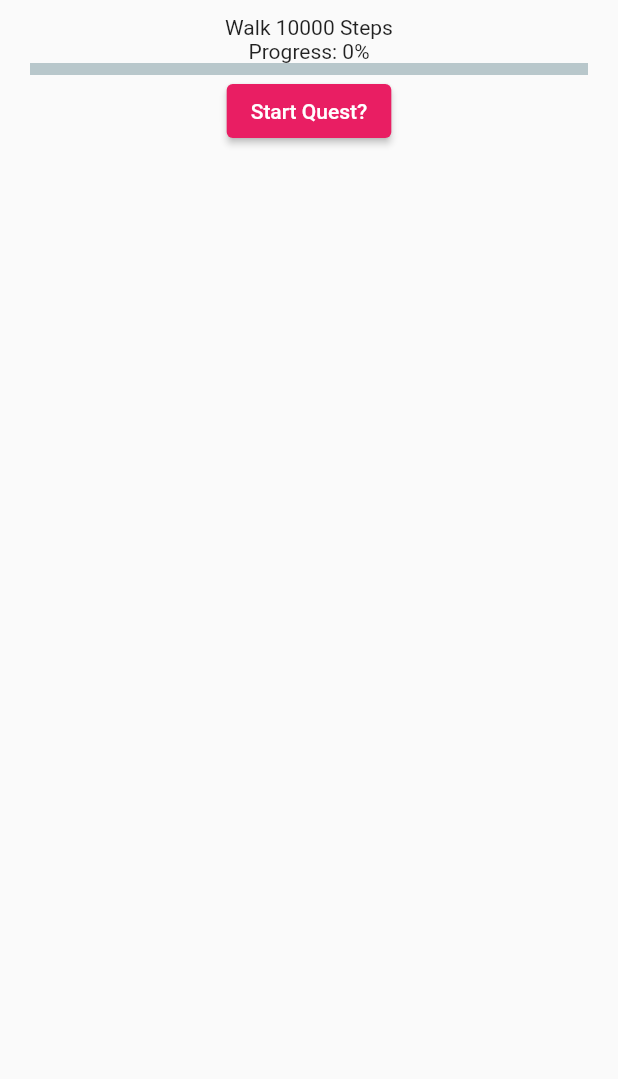
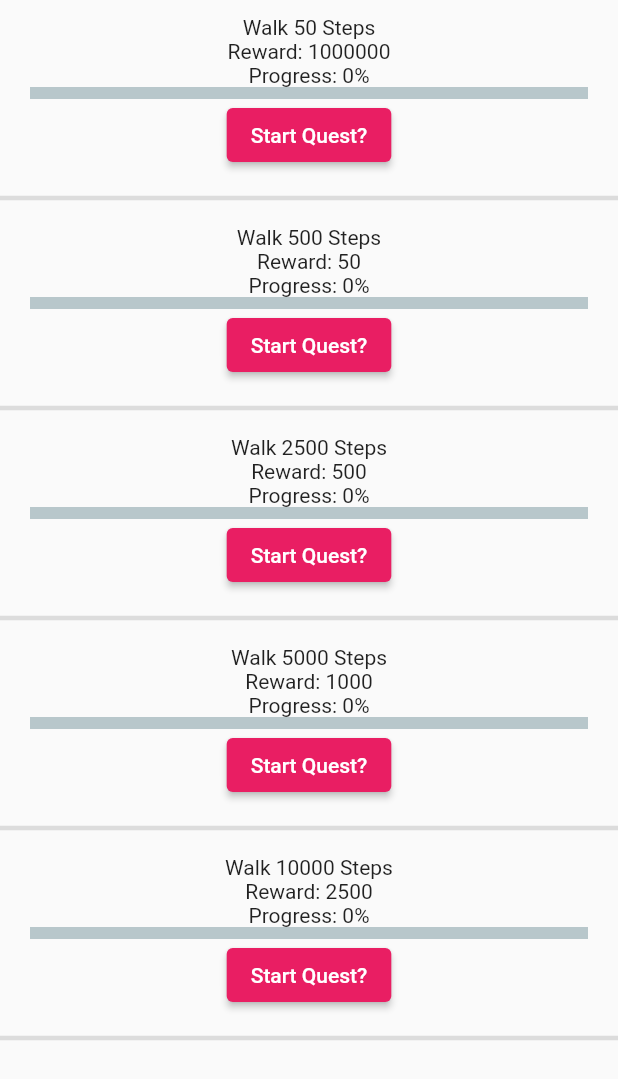
Before and after one commit to 26june/walkerrr, a Flutter app: the QuestList screen opened directly, on a phone screen of 412 x 824 dp. Shown: the top 1079 px of the screen. Run offline on Flutter 3.47's test engine with Material 2 defaults, Android fonts, the phone set to English and light mode, and no system bars; drawn by our look-alikes of percent_indicator; our stand-ins replace firebase_auth, firebase_core, flutter_secure_storage, flutter_speed_dial, form_field_validator, pedometer; accounts and stored records are empty; network calls fail.

Commit message:
updated new quests and added divider

```diff
--- a/lib/common/single_quest.dart
+++ b/lib/common/single_quest.dart
@@ -1,5 +1,6 @@
 import 'package:flutter/material.dart';
 import 'package:percent_indicator/linear_percent_indicator.dart';
+import 'package:walkerrr/common/styling_variables.dart';
 import 'package:walkerrr/providers/user_provider.dart';
 import 'package:walkerrr/services/api_connection.dart';
 import "package:walkerrr/providers/step_provider.dart" as globalSteps;
@@ -65,6 +66,7 @@ class _SingleQuestState extends State<SingleQuest> {
         child: Column(
           children: [
             Text(widget.questTitle),
+            Text("Reward: ${widget.reward}"),
             Text("Progress: ${(progessCalc * 100).toInt()}%"),
             LinearPercentIndicator(
               width: MediaQuery.of(context).size.width - 20,
--- a/lib/common/styling_variables.dart
+++ b/lib/common/styling_variables.dart
@@ -5,6 +5,7 @@ import 'package:flutter/widgets.dart';
 
 class GlobalStyleVariables {
   static const secondaryColour = Color(0xffff6347);
+  static const backgroundColour = Color.fromARGB(255, 255, 114, 89);
 
   //Inventory Page
   static const invAppBarColour = Color(0xffb06946);
@@ -14,7 +15,6 @@ class GlobalStyleVariables {
 
   static const iconBorderColour = Color(0xff40211e);
   static const iconFillColour = Color(0xffce4643);
-
 }
 
 class CustomIcons {
--- a/lib/main.dart
+++ b/lib/main.dart
@@ -44,7 +44,8 @@ class MyApp extends StatelessWidget {
       theme: ThemeData(
         colorScheme: const ColorScheme.light(
           primary: GlobalStyleVariables.secondaryColour,
-        ),),
+        ),
+      ),
       home: const WidgetTree(),
     );
   }
--- a/lib/pages/quests_tab.dart
+++ b/lib/pages/quests_tab.dart
@@ -1,5 +1,6 @@
 import 'package:flutter/material.dart';
 import 'package:walkerrr/common/single_quest.dart';
+import 'package:walkerrr/common/styling_variables.dart';
 import 'package:walkerrr/providers/step_provider.dart' as globalSteps;
 import 'package:walkerrr/providers/user_provider.dart';
 import 'package:walkerrr/services/api_connection.dart';
@@ -67,26 +68,56 @@ class _QuestListState extends State<QuestList> {
   Widget build(BuildContext context) {
     return Scaffold(
       body: Center(
-        child: Column(
+        child: ListView(
           children: [
-            // SingleQuest(
-            //   questTitle: "Walk 500 Steps",
-            //   questGoal: 500,
-            //   questOffset: findOffset("Walk 500 Steps"),
-            //   questCurrent: getCurrent("Walk 500 Steps"),
-            //   questStart: startTime("Walk 500 Steps"),
-            //   reward: 50,
-            //   completed: false,
-            // ),
-            // SingleQuest(
-            //   questTitle: "Walk 5000 Steps",
-            //   questGoal: 5000,
-            //   questOffset: findOffset("Walk 5000 Steps"),
-            //   questCurrent: getCurrent("Walk 5000 Steps"),
-            //   questStart: startTime("Walk 5000 Steps"),
-            //   reward: 1000,
-            //   completed: false,
-            // ),
+            SingleQuest(
+              questTitle: "Walk 50 Steps",
+              questGoal: 50,
+              questOffset: findOffset("Walk 50 Steps"),
+              questCurrent: getCurrent("Walk 50 Steps"),
+              questStart: startTime("Walk 50 Steps"),
+              reward: 1000000,
+              completed: false,
+            ),
+            const Divider(
+              thickness: 3.0,
+            ),
+            SingleQuest(
+              questTitle: "Walk 500 Steps",
+              questGoal: 500,
+              questOffset: findOffset("Walk 500 Steps"),
+              questCurrent: getCurrent("Walk 500 Steps"),
+              questStart: startTime("Walk 500 Steps"),
+              reward: 50,
+              completed: false,
+            ),
+            const Divider(
+              thickness: 3.0,
+            ),
+            SingleQuest(
+              questTitle: "Walk 2500 Steps",
+              questGoal: 2500,
+              questOffset: findOffset("Walk 2500 Steps"),
+              questCurrent: getCurrent("Walk 2500 Steps"),
+              questStart: startTime("Walk 2500 Steps"),
+              reward: 500,
+              completed: false,
+            ),
+            const Divider(
+              thickness: 3.0,
+            ),
+            SingleQuest(
+              questTitle: "Walk 5000 Steps",
+              questGoal: 5000,
+              questOffset: findOffset("Walk 5000 Steps"),
+              questCurrent: getCurrent("Walk 5000 Steps"),
+              questStart: startTime("Walk 5000 Steps"),
+              reward: 1000,
+              completed: false,
+            ),
+            const Divider(
+              thickness: 3.0,
+            ),
             SingleQuest(
               questTitle: "Walk 10000 Steps",
               questGoal: 10000,
@@ -95,7 +126,10 @@ class _QuestListState extends State<QuestList> {
               questStart: startTime("Walk 10000 Steps"),
               reward: 2500,
               completed: false,
-            )
+            ),
+            const Divider(
+              thickness: 3.0,
+            ),
           ],
         ),
       ),
--- a/lib/pages/steps_main_page.dart
+++ b/lib/pages/steps_main_page.dart
@@ -21,8 +21,7 @@ class MainPedometer extends StatefulWidget {
   State<MainPedometer> createState() => MainPedometerState();
 }
 
-class MainPedometerState extends State<MainPedometer>
-    with SingleTickerProviderStateMixin, AutomaticKeepAliveClientMixin {
+class MainPedometerState extends State<MainPedometer> {
   late Stream<StepCount> _stepCountStream;
   late Stream<PedestrianStatus> _pedestrianStatusStream;
   String status = '?', steps = '?';
@@ -85,8 +84,7 @@ class MainPedometerState extends State<MainPedometer>
 
   @override
   Widget build(BuildContext context) {
-    super.build(context);
-    final currentlyEquipped = getCurrentlyEquipped();
+    // final currentlyEquipped = getCurrentlyEquipped();
     return MaterialApp(
       debugShowCheckedModeBanner: false,
       home: WillPopScope(
@@ -178,7 +176,4 @@ class MainPedometerState extends State<MainPedometer>
       ),
     );
   }
-
-  @override
-  bool get wantKeepAlive => true;
 }
```
